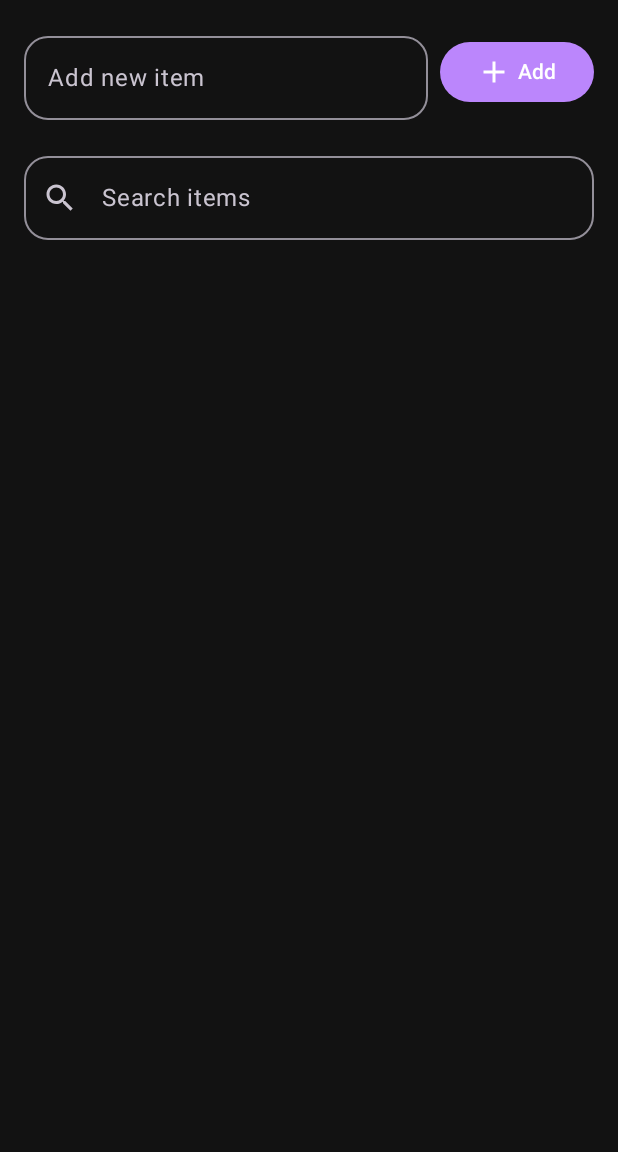
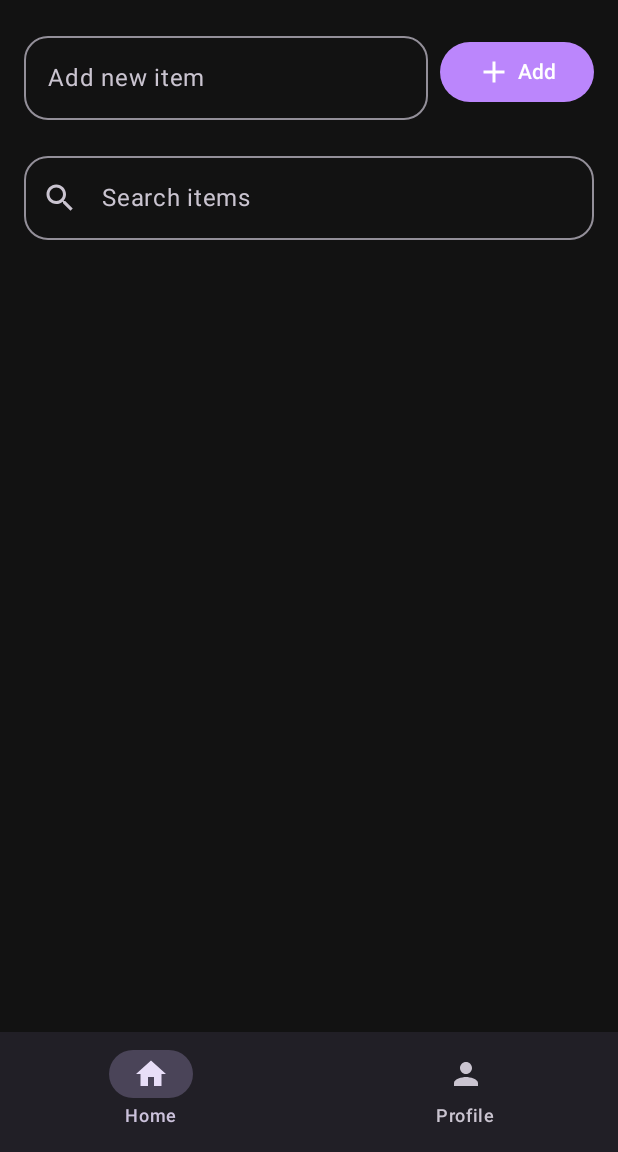
Before and after one commit to rizkaputriananda7/shopping-list, an Android app built with Jetpack Compose: the screen it shows after launch (MainActivity), on a phone screen of 412 x 824 dp, the part 84-1236 px from its top. Run offline under Robolectric (Android 15) with nearby library versions, the phone set to English and light mode, and no system bars.

Commit message:
Tambahkan Bottom Nav dan Profile Screen

```diff
--- a/app/build.gradle.kts
+++ b/app/build.gradle.kts
@@ -56,4 +56,5 @@ dependencies {
     androidTestImplementation(libs.androidx.ui.test.junit4)
     debugImplementation(libs.androidx.ui.tooling)
     debugImplementation(libs.androidx.ui.test.manifest)
+    implementation("androidx.navigation:navigation-compose:2.7.7")
 }
--- a/app/src/main/java/com/example/shoppinglist/MainActivity.kt
+++ b/app/src/main/java/com/example/shoppinglist/MainActivity.kt
@@ -13,6 +13,8 @@ import androidx.compose.foundation.layout.padding
 import androidx.compose.foundation.layout.safeDrawing
 import androidx.compose.material3.MaterialTheme
 import androidx.compose.material3.Surface
+// Import Scaffold
+import androidx.compose.material3.Scaffold
 import androidx.compose.runtime.Composable
 import androidx.compose.runtime.derivedStateOf
 import androidx.compose.runtime.getValue
@@ -23,11 +25,21 @@ import androidx.compose.runtime.saveable.rememberSaveable
 import androidx.compose.runtime.setValue
 import androidx.compose.ui.Modifier
 import androidx.compose.ui.unit.dp
+// Import Navigation
+import androidx.navigation.compose.NavHost
+import androidx.navigation.compose.composable
+import androidx.navigation.compose.rememberNavController
+// Import komponen UI. Pastikan ini benar.
 import com.example.shoppinglist.component.ItemInput
 import com.example.shoppinglist.component.SearchInput
 import com.example.shoppinglist.component.Title
 import com.example.shoppinglist.components.ShoppingList
 import com.example.shoppinglist.ui.theme.ShoppingListTheme
+// Import komponen Bottom Bar dan Screen yang baru ditambahkan
+import com.example.shoppinglist.component.BottomNavBar
+import com.example.shoppinglist.component.BottomNavItem
+import com.example.shoppinglist.component.ProfileScreen
+
 
 class MainActivity : ComponentActivity() {
     override fun onCreate(savedInstanceState: Bundle?) {
@@ -38,15 +50,42 @@ class MainActivity : ComponentActivity() {
                     modifier = Modifier.fillMaxSize(),
                     color = MaterialTheme.colorScheme.background
                 ) {
-                    ShoppingList()
+                    MainScreen() // Panggil MainScreen untuk Navigasi
                 }
             }
         }
     }
 }
 
+// Fungsi utama yang mengatur navigasi Bottom Bar
 @Composable
-fun ShoppingList() {
+fun MainScreen() {
+    val navController = rememberNavController()
+
+    Scaffold(
+        bottomBar = { BottomNavBar(navController = navController) }
+    ) { paddingValues ->
+        NavHost(
+            navController = navController,
+            startDestination = BottomNavItem.Home.route,
+            modifier = Modifier.padding(paddingValues)
+        ) {
+            // Rute Home: Konten Shopping List yang sudah ada
+            composable(BottomNavItem.Home.route) {
+                HomeScreen()
+            }
+            // Rute Profile: Konten Nama dan NIM
+            composable(BottomNavItem.Profile.route) {
+                ProfileScreen()
+            }
+        }
+    }
+}
+
+
+// Ubah fungsi ShoppingList() yang lama menjadi HomeScreen()
+@Composable
+fun HomeScreen() {
     var newItemText by rememberSaveable { mutableStateOf("") }
     var searchQuery by rememberSaveable { mutableStateOf("") }
     val shoppingItems = remember { mutableStateListOf<String>() }
--- a/app/src/main/java/com/example/shoppinglist/component/Title.kt
+++ b/app/src/main/java/com/example/shoppinglist/component/Title.kt
@@ -1,5 +1,5 @@
 package com.example.shoppinglist.component
-
+// ... (semua import Material3, Modifier, dll yang sudah ada)
 import androidx.compose.foundation.layout.padding
 import androidx.compose.material3.Text
 import androidx.compose.runtime.Composable
@@ -12,9 +12,62 @@ import androidx.compose.ui.unit.dp
 import androidx.compose.ui.unit.sp
 import androidx.compose.ui.tooling.preview.Preview
 
+// PASTIKAN IMPORT INI ADA UNTUK NAVIGATION DAN MATERIAL 3
+import androidx.compose.material.icons.Icons
+import androidx.compose.material.icons.filled.Home
+import androidx.compose.material.icons.filled.Person
+import androidx.compose.material3.Icon
+import androidx.compose.material3.NavigationBar
+import androidx.compose.material3.NavigationBarItem
+import androidx.compose.runtime.getValue
+import androidx.compose.ui.graphics.vector.ImageVector
+import androidx.navigation.NavController
+import androidx.navigation.compose.currentBackStackEntryAsState
+// ... (lanjutan kode BottomNavItem dan BottomNavBar)
+// [Kode BottomNavItem, items, dan BottomNavBar yang sudah saya berikan sebelumnya]
+sealed class BottomNavItem(val route: String, val icon: ImageVector, val label: String) {
+    object Home : BottomNavItem("home", Icons.Default.Home, "Home")
+    object Profile : BottomNavItem("profile", Icons.Default.Person, "Profile")
+}
+
+val items = listOf(
+    BottomNavItem.Home,
+    BottomNavItem.Profile
+)
+
+@Composable
+fun BottomNavBar(navController: NavController) {
+    NavigationBar(
+        containerColor = MaterialTheme.colorScheme.surfaceContainer,
+        tonalElevation = 5.dp
+    ) {
+        val navBackStackEntry by navController.currentBackStackEntryAsState()
+        val currentRoute = navBackStackEntry?.destination?.route
+
+        items.forEach { item ->
+            val isSelected = currentRoute == item.route
+            NavigationBarItem(
+                icon = { Icon(item.icon, contentDescription = item.label) },
+                label = { Text(item.label) },
+                selected = isSelected,
+                onClick = {
+                    navController.navigate(item.route) {
+                        popUpTo(navController.graph.startDestinationId) {
+                            saveState = true
+                        }
+                        launchSingleTop = true
+                        restoreState = true
+                    }
+                }
+            )
+        }
+    }
+}
+
 @Preview
 @Composable
 fun Title() {
+// [Kode fungsi Title() yang sudah ada]
     Text(
         text = "Shopping List",
         style = MaterialTheme.typography.headlineLarge.copy(
```
Also changed, not shown: app/src/main/java/com/example/shoppinglist/component/SearchInput.kt (+66 -0 lines).
